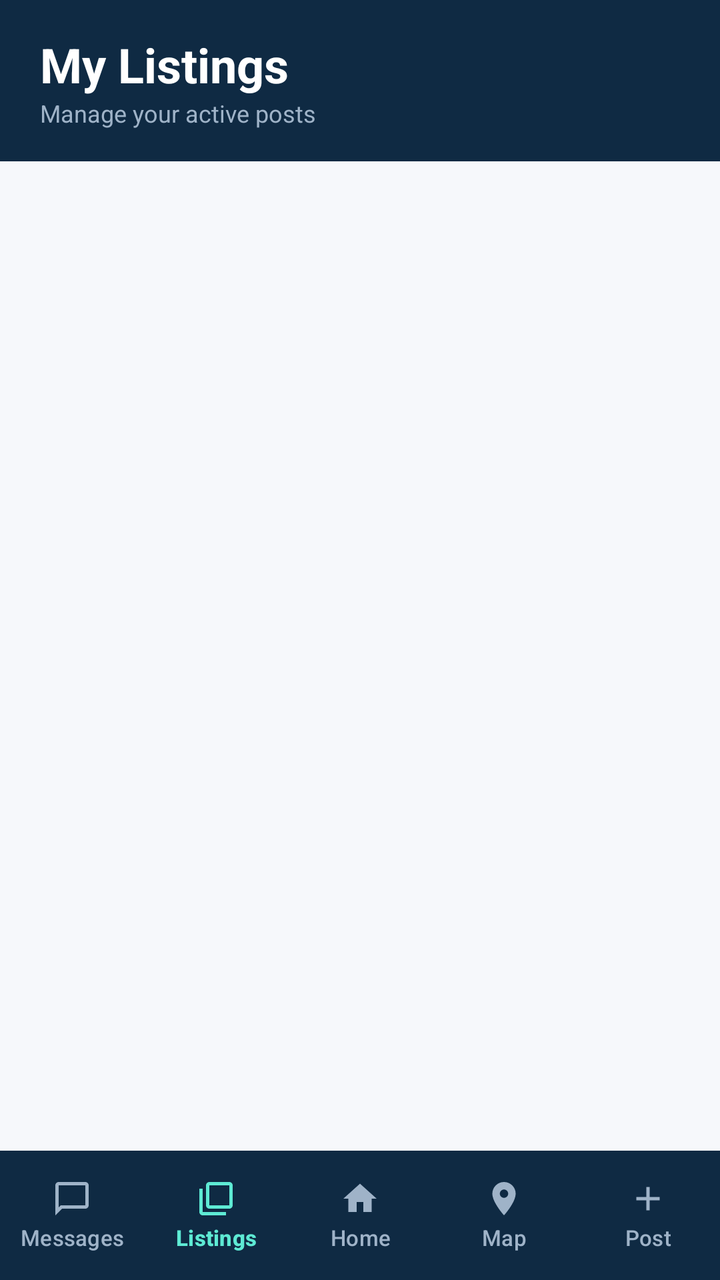
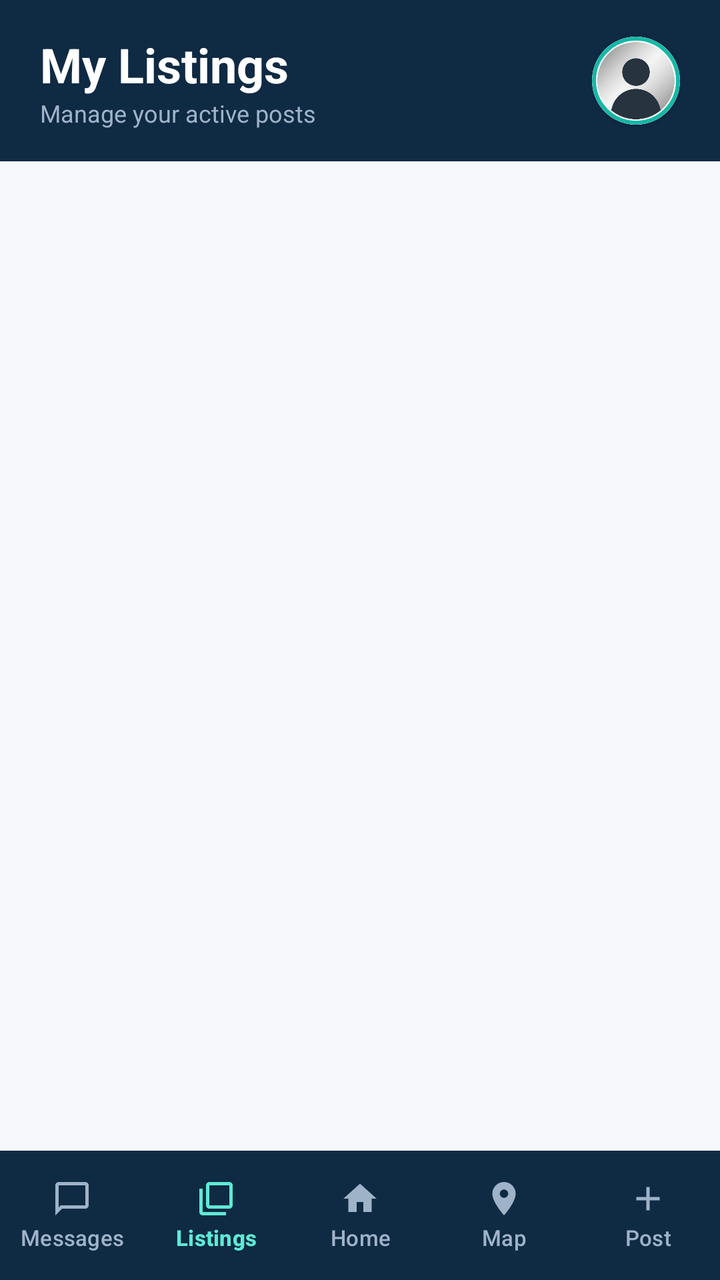

The first picture is an Android layout as it rendered before a commit; the second is the same layout after the commit. The layout source and the unified diff follow.
<!-- AndroidManifest.xml: application theme Theme.SOFE4640UFinalProject -->
<!-- res/layout/activity_my_listings.xml -->
<?xml version="1.0" encoding="utf-8"?>
<LinearLayout xmlns:android="http://schemas.android.com/apk/res/android"
    xmlns:app="http://schemas.android.com/apk/res-auto"
    xmlns:tools="http://schemas.android.com/tools"
    android:id="@+id/main"
    android:layout_width="match_parent"
    android:layout_height="match_parent"
    android:background="@color/bg_main"
    android:orientation="vertical"
    tools:context=".myListings">

    
    <LinearLayout
        android:layout_width="match_parent"
        android:layout_height="wrap_content"
        android:background="@color/primary"
        android:gravity="center_vertical"
        android:orientation="horizontal"
        android:paddingHorizontal="20dp"
        android:paddingVertical="16dp">

        <LinearLayout
            android:layout_width="0dp"
            android:layout_height="wrap_content"
            android:layout_weight="1"
            android:orientation="vertical">

            <TextView
                android:layout_width="wrap_content"
                android:layout_height="wrap_content"
                android:text="My Listings"
                android:textColor="@color/surface"
                android:textSize="24sp"
                android:textStyle="bold" />

            <TextView
                android:layout_width="wrap_content"
                android:layout_height="wrap_content"
                android:text="Manage your active posts"
                android:textColor="@color/nav_inactive"
                android:textSize="12sp" />
        </LinearLayout>
    </LinearLayout>

    
    <androidx.recyclerview.widget.RecyclerView
        android:id="@+id/rvMyListings"
        android:layout_width="match_parent"
        android:layout_height="0dp"
        android:layout_weight="1"
        android:clipToPadding="false"
        android:paddingHorizontal="10dp"
        android:paddingTop="12dp"
        android:paddingBottom="12dp" />

    
    <LinearLayout
        android:layout_width="match_parent"
        android:layout_height="wrap_content"
        android:background="@color/primary"
        android:orientation="horizontal"
        android:paddingVertical="8dp">

        <com.google.android.material.button.MaterialButton
            android:id="@+id/btnMessages"
            style="@style/Widget.Material3.Button.TextButton"
            android:layout_width="0dp"
            android:layout_height="wrap_content"
            android:layout_weight="1"
            android:insetLeft="0dp"
            android:insetRight="0dp"
            android:insetTop="0dp"
            android:insetBottom="0dp"
            android:maxLines="1"
            android:paddingHorizontal="0dp"
            android:text="Messages"
            android:textColor="@color/nav_inactive"
            android:textSize="11sp"
            app:icon="@drawable/ic_messages"
            app:iconGravity="top"
            app:iconPadding="2dp"
            app:iconSize="20dp"
            app:iconTint="@color/nav_inactive" />

        <com.google.android.material.button.MaterialButton
            android:id="@+id/btnMyListings"
            style="@style/Widget.Material3.Button.TextButton"
            android:layout_width="0dp"
            android:layout_height="wrap_content"
            android:layout_weight="1"
            android:insetLeft="0dp"
            android:insetRight="0dp"
            android:insetTop="0dp"
            android:insetBottom="0dp"
            android:maxLines="1"
            android:paddingHorizontal="0dp"
            android:text="Listings"
            android:textColor="@color/accent_light"
            android:textSize="11sp"
            android:textStyle="bold"
            app:icon="@drawable/ic_my_listings"
            app:iconGravity="top"
            app:iconPadding="2dp"
            app:iconSize="20dp"
            app:iconTint="@color/accent_light" />

        <com.google.android.material.button.MaterialButton
            android:id="@+id/btnHome"
            style="@style/Widget.Material3.Button.TextButton"
            android:layout_width="0dp"
            android:layout_height="wrap_content"
            android:layout_weight="1"
            android:insetLeft="0dp"
            android:insetRight="0dp"
            android:insetTop="0dp"
            android:insetBottom="0dp"
            android:maxLines="1"
            android:paddingHorizontal="0dp"
            android:text="Home"
            android:textColor="@color/nav_inactive"
            android:textSize="11sp"
            app:icon="@drawable/ic_home"
            app:iconGravity="top"
            app:iconPadding="2dp"
            app:iconSize="20dp"
            app:iconTint="@color/nav_inactive" />

        <com.google.android.material.button.MaterialButton
            android:id="@+id/btnMap"
            style="@style/Widget.Material3.Button.TextButton"
            android:layout_width="0dp"
            android:layout_height="wrap_content"
            android:layout_weight="1"
            android:insetLeft="0dp"
            android:insetRight="0dp"
            android:insetTop="0dp"
            android:insetBottom="0dp"
            android:maxLines="1"
            android:paddingHorizontal="0dp"
            android:text="Map"
            android:textColor="@color/nav_inactive"
            android:textSize="11sp"
            app:icon="@drawable/ic_location"
            app:iconGravity="top"
            app:iconPadding="2dp"
            app:iconSize="20dp"
            app:iconTint="@color/nav_inactive" />

        <com.google.android.material.button.MaterialButton
            android:id="@+id/btnPost"
            style="@style/Widget.Material3.Button.TextButton"
            android:layout_width="0dp"
            android:layout_height="wrap_content"
            android:layout_weight="1"
            android:insetLeft="0dp"
            android:insetRight="0dp"
            android:insetTop="0dp"
            android:insetBottom="0dp"
            android:maxLines="1"
            android:paddingHorizontal="0dp"
            android:text="Post"
            android:textColor="@color/nav_inactive"
            android:textSize="11sp"
            app:icon="@drawable/ic_post"
            app:iconGravity="top"
            app:iconPadding="2dp"
            app:iconSize="20dp"
            app:iconTint="@color/nav_inactive" />
    </LinearLayout>
</LinearLayout>
<!-- resources referenced by this layout -->
<resources>
  <color name="accent_light">#5EEAD4</color>
  <color name="bg_main">#F6F8FB</color>
  <color name="nav_inactive">#9FB3C8</color>
  <color name="primary">#0F2A43</color>
  <color name="surface">#FFFFFF</color>
  <!-- drawable ic_home (drawable) -->
  <vector xmlns:android="http://schemas.android.com/apk/res/android"
      android:width="24dp"
      android:height="24dp"
      android:viewportWidth="24"
      android:viewportHeight="24">
      <path
          android:fillColor="#FFFFFFFF"
          android:pathData="M10,20v-6h4v6h5v-8h3L12,3 2,12h3v8z" />
  </vector>
  <!-- drawable ic_location (drawable) -->
  <vector xmlns:android="http://schemas.android.com/apk/res/android"
      android:width="24dp"
      android:height="24dp"
      android:viewportWidth="24"
      android:viewportHeight="24">
      <path
          android:fillColor="#FF64748B"
          android:pathData="M12,2C8.13,2 5,5.13 5,9c0,5.25 7,13 7,13s7,-7.75 7,-13c0,-3.87 -3.13,-7 -7,-7zm0,9.5c-1.38,0 -2.5,-1.12 -2.5,-2.5s1.12,-2.5 2.5,-2.5 2.5,1.12 2.5,2.5 -1.12,2.5 -2.5,2.5z" />
  </vector>
  <!-- drawable ic_messages (drawable) -->
  <vector xmlns:android="http://schemas.android.com/apk/res/android"
      android:width="24dp"
      android:height="24dp"
      android:viewportWidth="24"
      android:viewportHeight="24">
      <path
          android:fillColor="#FFFFFFFF"
          android:pathData="M20,2H4C2.9,2 2,2.9 2,4v18l4,-4h14c1.1,0 2,-0.9 2,-2V4C22,2.9 21.1,2 20,2zM20,16H5.2L4,17.2V4h16V16z" />
  </vector>
  <!-- drawable ic_my_listings (drawable) -->
  <vector xmlns:android="http://schemas.android.com/apk/res/android"
      android:width="24dp"
      android:height="24dp"
      android:viewportWidth="24"
      android:viewportHeight="24">
      <path
          android:fillColor="#FFFFFFFF"
          android:pathData="M4,6H2v14c0,1.1 0.9,2 2,2h14v-2H4V6zm16,-4H8c-1.1,0 -2,0.9 -2,2v12c0,1.1 0.9,2 2,2h12c1.1,0 2,-0.9 2,-2V4c0,-1.1 -0.9,-2 -2,-2zm0,14H8V4h12v12z" />
  </vector>
  <!-- drawable ic_post (drawable) -->
  <vector xmlns:android="http://schemas.android.com/apk/res/android"
      android:width="24dp"
      android:height="24dp"
      android:viewportWidth="24"
      android:viewportHeight="24">
      <path
          android:fillColor="#FFFFFFFF"
          android:pathData="M19,13h-6v6h-2v-6H5v-2h6V5h2v6h6v2z" />
  </vector>
  <style name="Theme.SOFE4640UFinalProject" parent="Base.Theme.SOFE4640UFinalProject" />
  <style name="Base.Theme.SOFE4640UFinalProject" parent="Theme.Material3.DayNight.NoActionBar">
          
          
      </style>
</resources>

<!-- the commit's change to res/layout/activity_my_listings.xml (unified diff, before → after) -->
@@ -40,6 +40,24 @@
                 android:textColor="@color/nav_inactive"
                 android:textSize="12sp" />
         </LinearLayout>
+
+        <com.google.android.material.card.MaterialCardView
+            android:layout_width="44dp"
+            android:layout_height="44dp"
+            app:cardCornerRadius="22dp"
+            app:cardElevation="2dp"
+            app:strokeColor="@color/accent"
+            app:strokeWidth="2dp">
+
+            <ImageButton
+                android:id="@+id/profileButton"
+                android:layout_width="match_parent"
+                android:layout_height="match_parent"
+                android:background="?attr/selectableItemBackgroundBorderless"
+                android:contentDescription="Profile"
+                android:scaleType="centerCrop"
+                android:src="@drawable/profile" />
+        </com.google.android.material.card.MaterialCardView>
     </LinearLayout>
 
     
<!-- resource entries referenced after the edit -->
@@ -1,5 +1,6 @@
 <!-- resources referenced by this layout -->
 <resources>
+  <color name="accent">#14B8A6</color>
   <color name="accent_light">#5EEAD4</color>
   <color name="bg_main">#F6F8FB</color>
   <color name="nav_inactive">#9FB3C8</color>
@@ -55,6 +56,7 @@
           android:fillColor="#FFFFFFFF"
           android:pathData="M19,13h-6v6h-2v-6H5v-2h6V5h2v6h6v2z" />
   </vector>
+  <!-- drawable profile: jpg bitmap (drawable, 5847 bytes) -->
   <style name="Theme.SOFE4640UFinalProject" parent="Base.Theme.SOFE4640UFinalProject" />
   <style name="Base.Theme.SOFE4640UFinalProject" parent="Theme.Material3.DayNight.NoActionBar">
           
